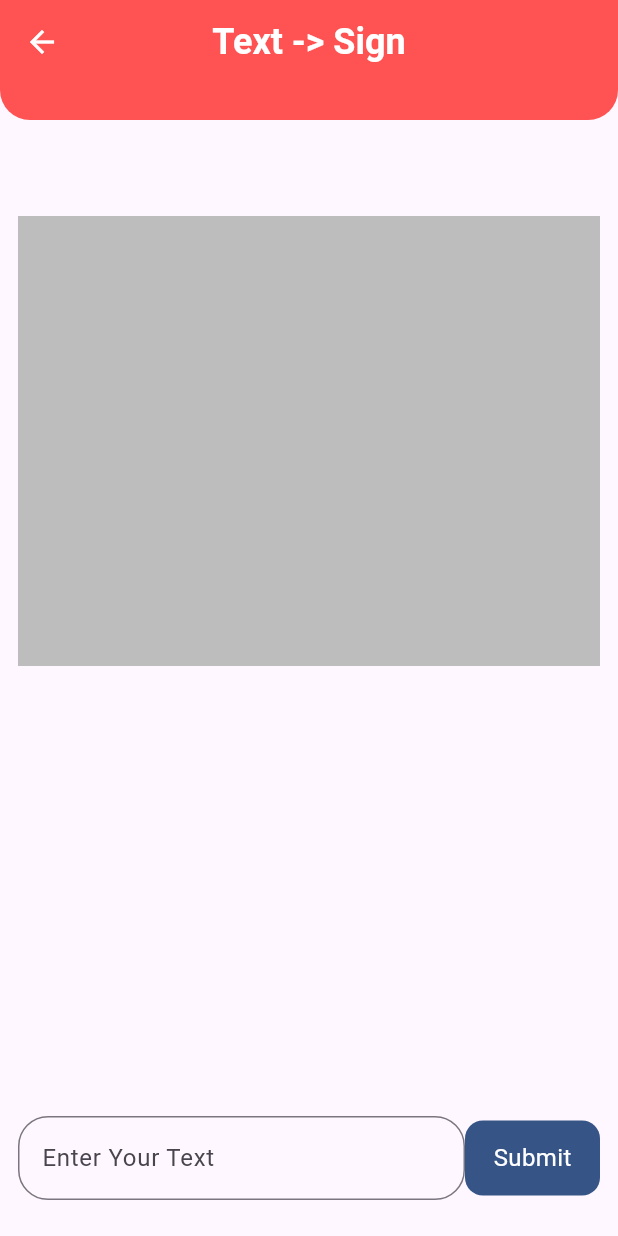
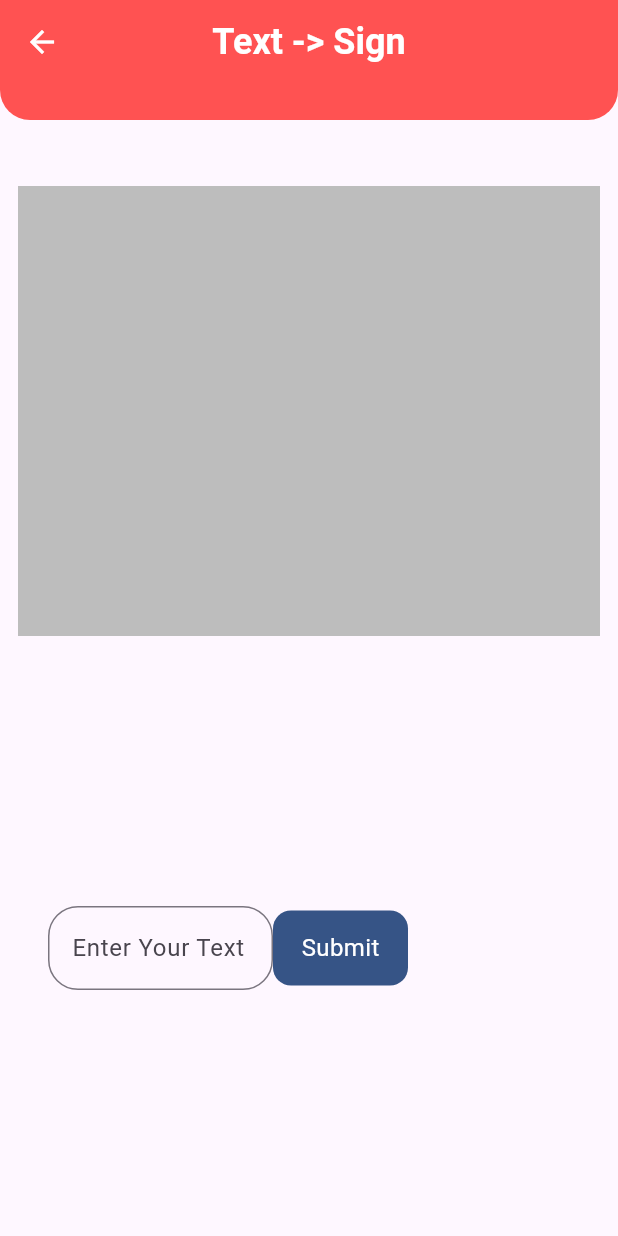
Before and after one commit to shreeshantuchi/sign_language_frontend, a Flutter app: the ReverseScreen screen opened directly, on a phone screen of 412 x 824 dp. Run offline on Flutter 3.47's test engine with Material 3 defaults, Android fonts, the light colour scheme and no system bars; our stand-ins replace camera, file_picker, image_picker, phosphor_flutter, searchfield, video_player; missing offline and left inert: ffmpeg_kit_flutter_min, fraction, gal, video_editor.

Commit message:
updated text to sign

```diff
--- a/lib/screen/reverseSignScreen/reverse_screen.dart
+++ b/lib/screen/reverseSignScreen/reverse_screen.dart
@@ -1,4 +1,6 @@
+import 'package:flutter/cupertino.dart';
 import 'package:flutter/material.dart';
+import 'package:flutter/widgets.dart';
 import 'package:sign_language_record_app/Api/dictionary_api.dart';
 import 'package:sign_language_record_app/screen/videoPlayerScreen/video_player.dart';
 import 'package:sign_language_record_app/widget/app_button.dart';
@@ -29,6 +31,7 @@ class _ReverseScreenState extends State<ReverseScreen> {
         return true;
       },
       child: Scaffold(
+        resizeToAvoidBottomInset: true,
         appBar: PreferredSize(
           preferredSize: const Size.fromHeight(80),
           child: AppBar(
@@ -47,6 +50,9 @@ class _ReverseScreenState extends State<ReverseScreen> {
         ),
         body: Padding(
           padding: const EdgeInsets.symmetric(horizontal: 12, vertical: 24),
+          child: Stack(
+            children: [
+              SingleChildScrollView(
                 child: Column(
                   mainAxisAlignment: MainAxisAlignment.end,
                   children: [
@@ -55,22 +61,47 @@ class _ReverseScreenState extends State<ReverseScreen> {
                     ),
                     const SwitchWidget(),
                     const SizedBox(
-                height: 300,
+                      height: 250,
                     ),
-              Row(
+                  ],
+                ),
+              ),
+              Positioned(
+                  top: 500,
+                  left: 20,
+                  child: Searchfield(
+                      textEditingController: textEditingController)),
+            ],
+          ),
+        ),
+      ),
+    );
+  }
+}
+
+class Searchfield extends StatelessWidget {
+  const Searchfield({
+    super.key,
+    required this.textEditingController,
+  });
+
+  final TextEditingController textEditingController;
+
+  @override
+  Widget build(BuildContext context) {
+    return Row(
       children: [
-                  Expanded(
+        SizedBox(
+          width: 150,
           child: TextField(
             decoration: const InputDecoration(
                 hintText: "Enter Your Text",
                 border: OutlineInputBorder(
                     borderSide: BorderSide(
                         width: 3.0,
-                                  color: Colors
-                                      .black // Adjust the width of the border
+                        color: Colors.black // Adjust the width of the border
                         ),
-                              borderRadius:
-                                  BorderRadius.all(const Radius.circular(20)))),
+                    borderRadius: BorderRadius.all(const Radius.circular(20)))),
             controller: textEditingController,
           ),
         ),
@@ -83,11 +114,6 @@ class _ReverseScreenState extends State<ReverseScreen> {
                   .getReverseSignVideo(textEditingController.text);
             }),
       ],
-              ),
-            ],
-          ),
-        ),
-      ),
     );
   }
 }
```
Lines whose indentation alone changed are shown as unchanged.
